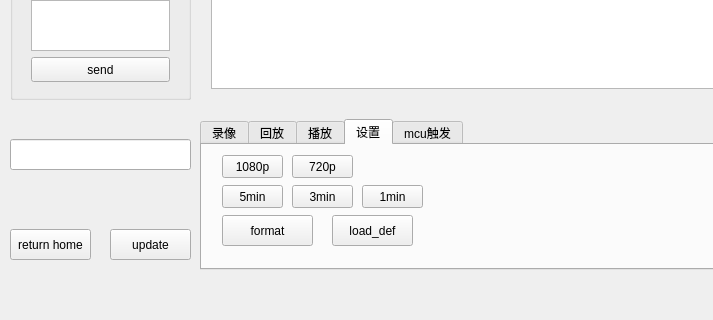
First picture: the form in qf_com_assistant/mainwindow.ui, repository qingfengself/qf_com_assistant, before the edit; both pictures show x 0 to 713 and y 428 to 748 of the 882 by 748 pixel window.
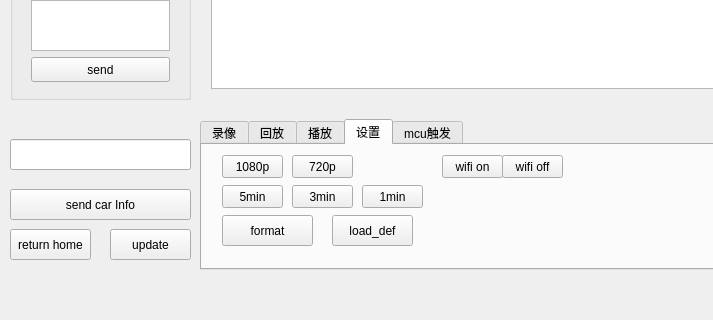
Second picture: the form after the edit. The open tabs and pages were chosen to show the change.

What changed in the file:
```diff
--- a/qf_com_assistant/mainwindow.ui
+++ b/qf_com_assistant/mainwindow.ui
@@ -901,6 +901,32 @@
        <string>load_def</string>
       </property>
      </widget>
+     <widget class="QPushButton" name="pushButton_wifiOn">
+      <property name="geometry">
+       <rect>
+        <x>240</x>
+        <y>10</y>
+        <width>61</width>
+        <height>23</height>
+       </rect>
+      </property>
+      <property name="text">
+       <string>wifi on</string>
+      </property>
+     </widget>
+     <widget class="QPushButton" name="pushButton_wifiOff">
+      <property name="geometry">
+       <rect>
+        <x>300</x>
+        <y>10</y>
+        <width>61</width>
+        <height>23</height>
+       </rect>
+      </property>
+      <property name="text">
+       <string>wifi off</string>
+      </property>
+     </widget>
     </widget>
     <widget class="QWidget" name="tab_9">
      <attribute name="title">
@@ -1009,6 +1035,19 @@
      </rect>
     </property>
    </widget>
+   <widget class="QPushButton" name="pushButton_sendCarInfo">
+    <property name="geometry">
+     <rect>
+      <x>10</x>
+      <y>600</y>
+      <width>181</width>
+      <height>31</height>
+     </rect>
+    </property>
+    <property name="text">
+     <string>send car Info</string>
+    </property>
+   </widget>
   </widget>
   <widget class="QMenuBar" name="menuBar">
    <property name="geometry">
```
Left out of the diff: 2 changed lines with no effect on the pictures.
